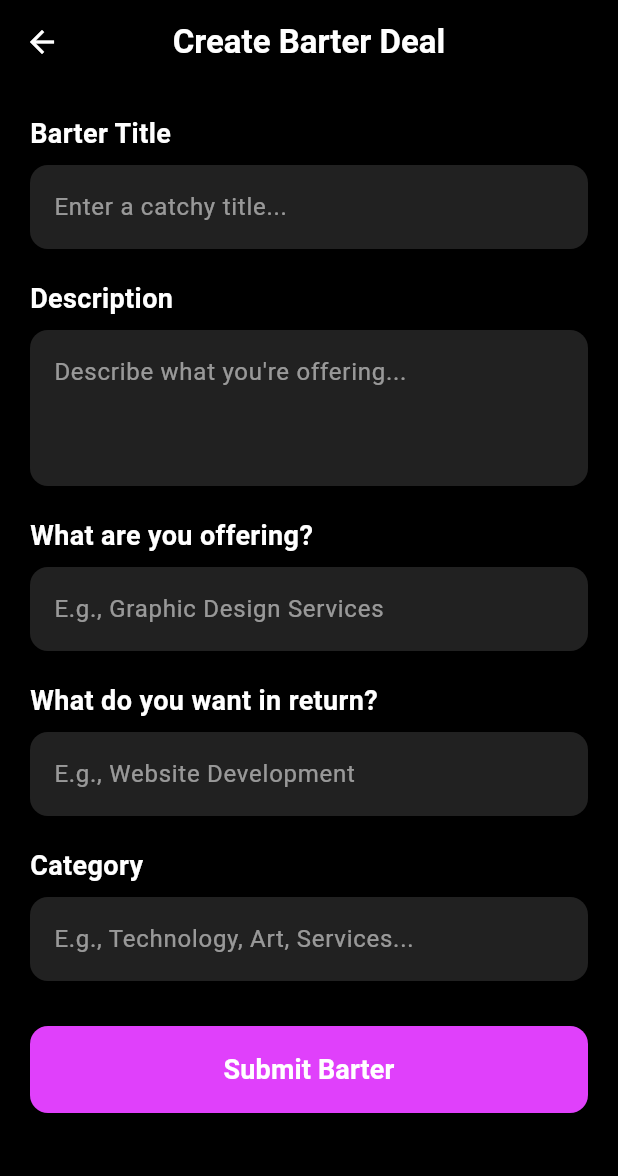
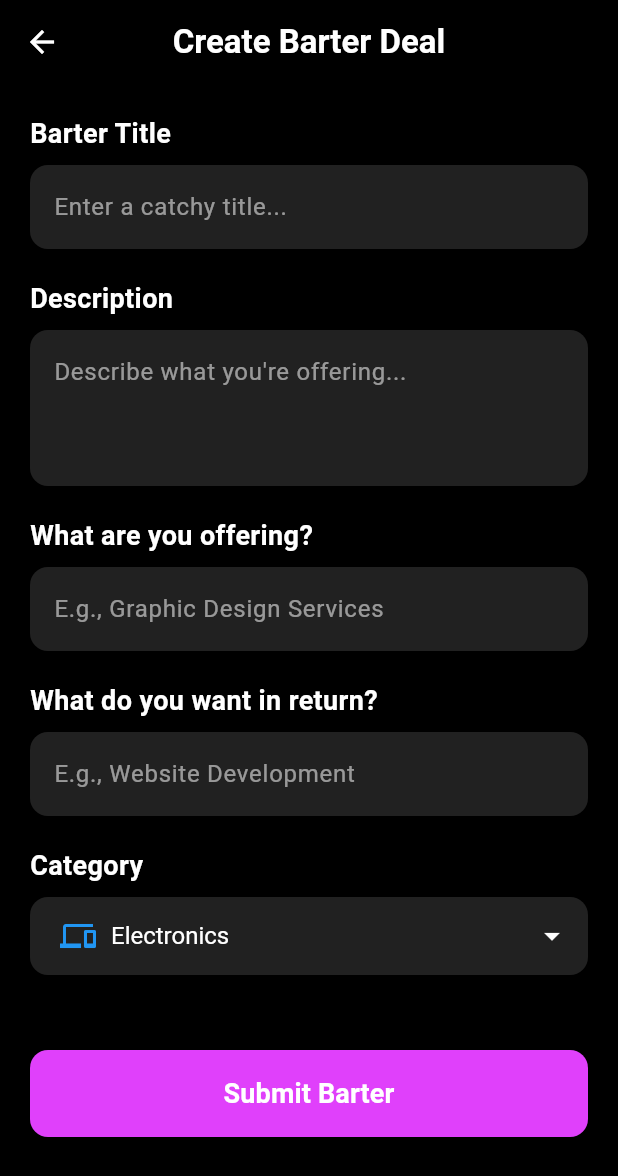
Before and after one commit to NaitikPatel-325/Xchange, a Flutter app: the HomePage screen opened by its route, item 2 of the bottom bar chosen, after a tap on the "add" icon, on a phone screen of 412 x 824 dp. Shown: the top 1176 px of the screen. Run offline on Flutter 3.47's test engine with Material 3 defaults, Android fonts, the phone set to English and light mode, and no system bars; our stand-ins replace cached_network_image, carousel_slider, email_validator, firebase_auth, firebase_core, firebase_database and 5 more; accounts and stored records are empty; network calls fail.

Commit message:
Error solved and home layout is changed

```diff
--- a/client/lib/logic/controller/BarterController.dart
+++ b/client/lib/logic/controller/BarterController.dart
@@ -8,6 +8,7 @@ class barterController extends GetxController {
 
   @override
   void onInit() {
+    print("BarterController initialized");
     fetchBarterItems();
     super.onInit();
   }
@@ -15,6 +16,7 @@ class barterController extends GetxController {
   Future<void> fetchBarterItems() async {
     try {
       isLoading(true);
+      print("inside fetch barterr");
       final response = await http.get(Uri.parse("http://192.168.19.58:3000/api/barter/"));
 
       if (response.statusCode == 200) {
--- a/client/lib/presentation/barter/create_barter.dart
+++ b/client/lib/presentation/barter/create_barter.dart
@@ -2,8 +2,27 @@ import 'package:flutter/material.dart';
 import 'package:get/get.dart';
 import 'package:xchange/logic/controller/barter_controller.dart';
 
-class CreateBarterScreen extends StatelessWidget {
+class CreateBarterScreen extends StatefulWidget {
+  @override
+  _CreateBarterScreenState createState() => _CreateBarterScreenState();
+}
+
+class _CreateBarterScreenState extends State<CreateBarterScreen> {
   final BarterController controller = Get.put(BarterController());
+
+  final List<Map<String, dynamic>> categories = [
+    {"icon": Icons.devices, "label": "Electronics", "color": Colors.blue},
+    {"icon": Icons.pedal_bike, "label": "Transport", "color": Colors.green},
+    {"icon": Icons.sports_basketball, "label": "Sports", "color": Colors.orange},
+    {"icon": Icons.palette, "label": "Arts", "color": Colors.pink},
+    {"icon": Icons.chair, "label": "Furniture", "color": Colors.amber},
+    {"icon": Icons.work, "label": "Jobs", "color": Colors.teal},
+    {"icon": Icons.category, "label": "Other", "color": Colors.grey},
+  ];
+
+  String? selectedCategory;
+  bool isOtherSelected = false;
+  TextEditingController otherCategoryController = TextEditingController();
 
   @override
   Widget build(BuildContext context) {
@@ -55,11 +74,66 @@ class CreateBarterScreen extends StatelessWidget {
               ),
               const SizedBox(height: 20),
 
-              _buildInputField(
-                label: "Category",
-                hint: "E.g., Technology, Art, Services...",
-                onChanged: (value) => controller.category.value = value,
+              Text(
+                "Category",
+                style: const TextStyle(
+                  fontSize: 18,
+                  fontWeight: FontWeight.bold,
+                  color: Colors.white,
+                ),
               ),
+              const SizedBox(height: 8),
+
+            DropdownButtonFormField<String>(
+              value: selectedCategory ?? "Electronics", // Default selection
+              dropdownColor: Colors.grey[900],
+              decoration: InputDecoration(
+                filled: true,
+                fillColor: Colors.grey[900],
+                border: OutlineInputBorder(
+                  borderRadius: BorderRadius.circular(12),
+                  borderSide: BorderSide.none,
+                ),
+                focusedBorder: OutlineInputBorder(
+                  borderRadius: BorderRadius.circular(12),
+                  borderSide: const BorderSide(color: Colors.purpleAccent),
+                ),
+                contentPadding: const EdgeInsets.symmetric(vertical: 14, horizontal: 16),
+              ),
+              icon: const Icon(Icons.arrow_drop_down, color: Colors.white),
+              style: const TextStyle(color: Colors.white, fontSize: 16),
+              items: categories.map((category) {
+                return DropdownMenuItem<String>(
+                  value: category["label"],
+                  child: Row(
+                    children: [
+                      Icon(category["icon"], color: category["color"]),
+                      const SizedBox(width: 10),
+                      Text(category["label"], style: const TextStyle(color: Colors.white)),
+                    ],
+                  ),
+                );
+              }).toList(),
+              onChanged: (value) {
+                setState(() {
+                  selectedCategory = value;
+                  isOtherSelected = value == "Other";
+                  if (!isOtherSelected) {
+                    controller.category.value = value!;
+                  }
+                });
+              },
+            ),
+
+            const SizedBox(height: 20),
+
+              if (isOtherSelected)
+                _buildInputField(
+                  label: "Other Category",
+                  hint: "Specify your category...",
+                  onChanged: (value) => controller.category.value = value,
+                ),
+
               const SizedBox(height: 30),
 
               SizedBox(
--- a/client/lib/presentation/home/home_content.dart
+++ b/client/lib/presentation/home/home_content.dart
@@ -9,6 +9,7 @@ import 'package:carousel_slider/carousel_slider.dart';
 import 'package:shared_preferences/shared_preferences.dart';
 
 import '../barter/barter_details.dart';
+import '../category/category_listing.dart';
 
 
 class HomeContent extends StatefulWidget {
@@ -27,40 +28,39 @@ class _HomeContentState extends State<HomeContent>{
   }
 
   Future<void> _fetchFeaturedItems(String userId) async {
-    try {
-      final response = await http.get(
-        Uri.parse('http://192.168.19.73:3000/api/v2/barter/recommend/$userId'),
-      );
-
-      if (response.statusCode == 200) {
-        final Map<String, dynamic> data = json.decode(response.body);
-
-        if (data.containsKey('recommendations') && data['recommendations'] is List) {
-          final List<dynamic> items = data['recommendations'];
-
-          setState(() {
-            recommendedItems = items.map((item) {
-              return {
-                "userId": item["userId"]?.toString() ?? "",
-                "email": item["email"]?.toString() ?? "",
-                "title": item["listingTitle"]?.toString() ?? "",
-                "category": item["category"]?.toString() ?? "",
-                "description": item["description"]?.toString() ?? "",
-                "listingId": item["listingId"]?.toString() ?? "",
-              };
-            }).toList();
-          });
-
-          print("Recommended Items: $recommendedItems");
-        } else {
-          print("No recommendations found.");
-        }
-      } else {
-        print('Failed to load recommendations: ${response.statusCode}');
-      }
-    } catch (e) {
-      print('Error fetching recommendations: $e');
-    }
+    // try {
+    //   final response = await http.get(
+    //     Uri.parse('http://192.168.19.74:3000/api/v2/barter/recommend/$userId'),
+    //   );
+    //
+    //   if (response.statusCode == 200) {
+    //     final Map<String, dynamic> data = json.decode(response.body);
+    //
+    //     if (data.containsKey('recommendations') && data['recommendations'] is List) {
+    //       final List<dynamic> items = data['recommendations'];
+    //
+    //       setState(() {
+    //         recommendedItems = items.map((item) {
+    //           return {
+    //             "userId": item["userId"]?.toString() ?? "",
+    //             "email": item["email"]?.toString() ?? "",
+    //             "title": item["listingTitle"]?.toString() ?? "",
+    //             "category": item["category"]?.toString() ?? "",
+    //             "description": item["description"]?.toString() ?? "",
+    //           };
+    //         }).toList();
+    //       });
+    //
+    //       print("Recommended Items: $recommendedItems");
+    //     } else {
+    //       print("No recommendations found.");
+    //     }
+    //   } else {
+    //     print('Failed to load recommendations: ${response.statusCode}');
+    //   }
+    // } catch (e) {
+    //   print('Error fetching recommendations: $e');
+    // }
   }
 
   @override
@@ -89,6 +89,15 @@ class _HomeContentState extends State<HomeContent>{
 
           const SizedBox(height: 24),
           _buildSectionHeader(
+            title: "Explore Categories",
+            icon: Icons.explore,
+            color: Colors.teal,
+          ),
+          const SizedBox(height: 16),
+          _tradeCategories(context),
+
+          const SizedBox(height: 24),
+          _buildSectionHeader(
             title: "Recommended for You",
             icon: Icons.recommend,
             color: Colors.lightBlue,
@@ -105,14 +114,7 @@ class _HomeContentState extends State<HomeContent>{
           const SizedBox(height: 16),
           _popularBarters(),
 
-          const SizedBox(height: 24),
-          _buildSectionHeader(
-            title: "Explore Categories",
-            icon: Icons.explore,
-            color: Colors.teal,
-          ),
-          const SizedBox(height: 16),
-          _tradeCategories(),
+
 
           const SizedBox(height: 80), // Extra space at bottom
         ],
@@ -630,7 +632,9 @@ class _HomeContentState extends State<HomeContent>{
     );
   }
 
-  Widget _tradeCategories() {
+
+
+  Widget _tradeCategories(BuildContext context) {
     List<Map<String, dynamic>> categories = [
       {
         "icon": Icons.devices,
@@ -672,7 +676,11 @@ class _HomeContentState extends State<HomeContent>{
           separatorBuilder: (context, index) => const SizedBox(width: 16),
           itemBuilder: (context, index) {
             var category = categories[index];
-          return Column(
+            return GestureDetector(
+              onTap: () {
+                Get.to(() => CategoryListingsScreen(category: category["label"]));
+              },
+              child: Column(
                 mainAxisSize: MainAxisSize.min,
                 children: [
                   Container(
@@ -719,9 +727,11 @@ class _HomeContentState extends State<HomeContent>{
                     ),
                   ),
                 ],
+              ),
             );
           },
         ),
         );
     }
+
 }
```
Also changed, not shown: client/lib/presentation/category/category_listing.dart (added, +128 -0 lines), client/lib/presentation/common/barter_card.dart (added, +80 -0 lines), 3 other files. Lines whose indentation alone changed are shown as unchanged.
